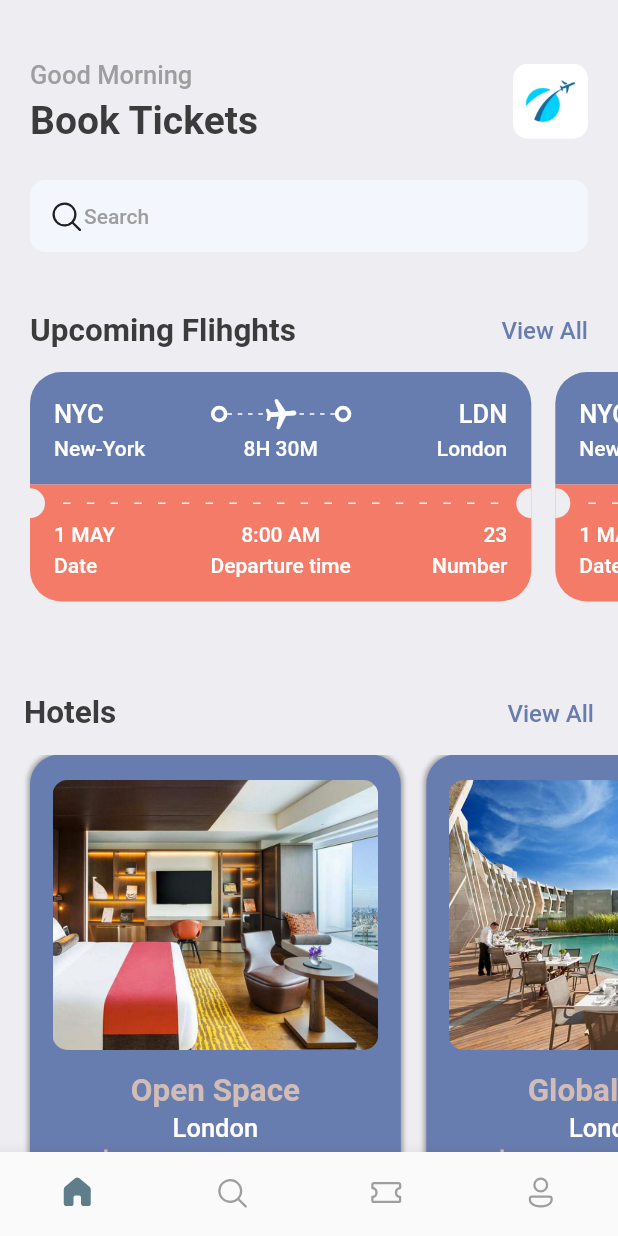
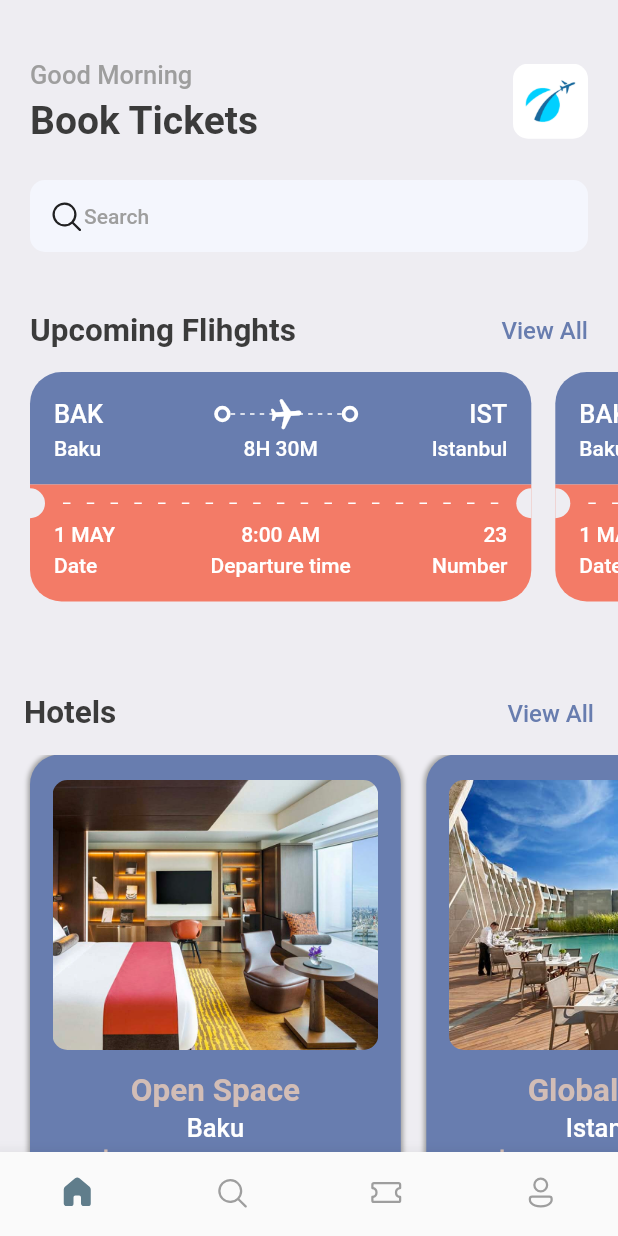
Before and after one commit to ResadM/my_flight_ticket, a Flutter app: the screen it shows after launch, on a phone screen of 412 x 824 dp. Run offline on Flutter 3.47's test engine with Material 2 defaults, Android fonts, the phone set to English and light mode, and no system bars; our stand-ins replace barcode_widget, fluentui_icons, gap, get; missing offline and left inert: dart:ffi.

Commit message:
text change

```diff
--- a/lib/screeens/home_screen.dart
+++ b/lib/screeens/home_screen.dart
@@ -103,7 +103,7 @@ class HomeScreen extends StatelessWidget {
               padding: EdgeInsets.only(left: AppLayout.getHeight(20)),
               child: Row(
                 children: List.generate(
-                    10,
+                    5,
                     (index) => const TicketView(
                           ticketMargin: 16,
                         )),
--- a/lib/screeens/profile_screen.dart
+++ b/lib/screeens/profile_screen.dart
@@ -41,7 +41,7 @@ class ProfileScreen extends StatelessWidget {
                     style: Styles.headLineStyle2,
                   ),
                   Text(
-                    "New-York",
+                    "Baku",
                     style: Styles.headLineStyle3,
                   ),
                   Gap(AppLayout.getHeight(5)),
--- a/lib/screeens/ticket_scrren.dart
+++ b/lib/screeens/ticket_scrren.dart
@@ -98,7 +98,7 @@ class TicketScreen extends StatelessWidget {
                               Row(
                                 children: [
                                   Text(
-                                    "NYC",
+                                    "BAK",
                                     style: Styles.headLineStyle3,
                                   ),
                                   const Spacer(),
@@ -169,7 +169,7 @@ class TicketScreen extends StatelessWidget {
                                   ),
                                   const Spacer(),
                                   Text(
-                                    "LDN",
+                                    "IST",
                                     style: Styles.headLineStyle3,
                                   )
                                 ],
@@ -182,7 +182,7 @@ class TicketScreen extends StatelessWidget {
                                   SizedBox(
                                     width: AppLayout.getWidth(100),
                                     child: Text(
-                                      "New-York",
+                                      "Baku",
                                       style: Styles.headLineStyle3,
                                     ),
                                   ),
@@ -193,7 +193,7 @@ class TicketScreen extends StatelessWidget {
                                   SizedBox(
                                     width: AppLayout.getWidth(100),
                                     child: Text(
-                                      "London",
+                                      "Istanbul",
                                       textAlign: TextAlign.end,
                                       style: Styles.headLineStyle3,
                                     ),
@@ -213,7 +213,7 @@ class TicketScreen extends StatelessWidget {
                               crossAxisAlignment: CrossAxisAlignment.start,
                               children: [
                                 Text(
-                                  "Flutter Dash",
+                                  "Rashad Mammadov",
                                   style: Styles.headLineStyle2,
                                 ),
                                 Gap(AppLayout.getHeight(5)),
@@ -227,7 +227,7 @@ class TicketScreen extends StatelessWidget {
                               crossAxisAlignment: CrossAxisAlignment.end,
                               children: [
                                 Text(
-                                  "5221 478566",
+                                  "AZ 123456",
                                   style: Styles.headLineStyle2,
                                 ),
                                 Gap(AppLayout.getHeight(5)),
@@ -249,7 +249,7 @@ class TicketScreen extends StatelessWidget {
                               crossAxisAlignment: CrossAxisAlignment.start,
                               children: [
                                 Text(
-                                  "0055 444 77147",
+                                  "0123 456 78901",
                                   style: Styles.headLineStyle2,
                                 ),
                                 Gap(AppLayout.getHeight(5)),
@@ -301,7 +301,7 @@ class TicketScreen extends StatelessWidget {
                                       scale: 11,
                                     ),
                                     Text(
-                                      " *** 2456",
+                                      " *** 0123",
                                       style: Styles.headLineStyle2,
                                     )
                                   ],
--- a/lib/screeens/ticket_view.dart
+++ b/lib/screeens/ticket_view.dart
@@ -36,7 +36,7 @@ class TicketView extends StatelessWidget {
                   Row(
                     children: [
                       Text(
-                        "NYC",
+                        "BAK",
                         style:
                             Styles.headLineStyle3.copyWith(color: Colors.white),
                       ),
@@ -89,7 +89,7 @@ class TicketView extends StatelessWidget {
                       const ThickContainer(),
                       const Spacer(),
                       Text(
-                        "LDN",
+                        "IST",
                         style:
                             Styles.headLineStyle3.copyWith(color: Colors.white),
                       )
@@ -102,7 +102,7 @@ class TicketView extends StatelessWidget {
                       SizedBox(
                         width: AppLayout.getWidth(100),
                         child: Text(
-                          "New-York",
+                          "Baku",
                           style: Styles.headLineStyle4
                               .copyWith(color: Colors.white),
                         ),
@@ -115,7 +115,7 @@ class TicketView extends StatelessWidget {
                       SizedBox(
                         width: AppLayout.getWidth(100),
                         child: Text(
-                          "London",
+                          "Istanbul",
                           textAlign: TextAlign.end,
                           style: Styles.headLineStyle4
                               .copyWith(color: Colors.white),
--- a/lib/util/app_info_list.dart
+++ b/lib/util/app_info_list.dart
@@ -2,13 +2,13 @@ List<Map<String, dynamic>> hotelList = [
   {
     'image': 'one.png',
     'place': 'Open Space',
-    'destination': 'London',
+    'destination': 'Baku',
     'price': 25
   },
   {
     'image': 'two.png',
     'place': 'Global Wille',
-    'destination': 'London',
+    'destination': 'Istanbul',
     'price': 40
   },
   {
```
